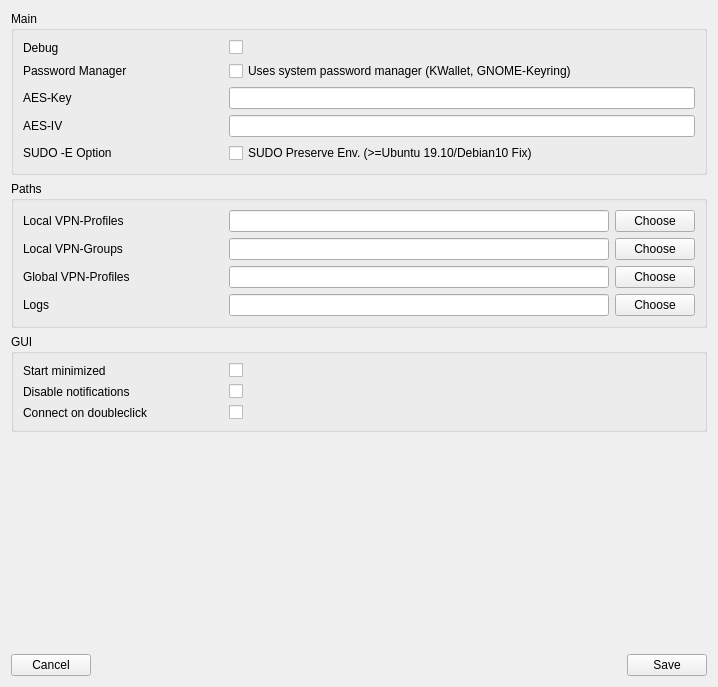
Above: openfortigui/vpnsetting.ui from theinvisible/openfortigui before the change. Below: the same form after it.
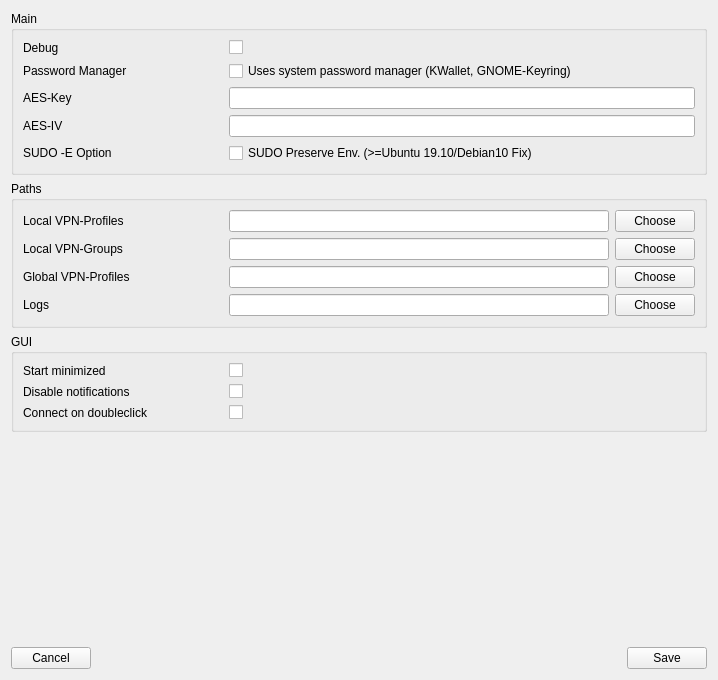
That is the form after the change.

Commit message: Adjust minimum height on some windows to fit on smaller screens

What changed in the file:
```diff
--- a/openfortigui/vpnsetting.ui
+++ b/openfortigui/vpnsetting.ui
@@ -7,7 +7,7 @@
     <x>0</x>
     <y>0</y>
     <width>718</width>
-    <height>687</height>
+    <height>680</height>
    </rect>
   </property>
   <property name="windowTitle">
```
The commit also changes 1 other file.
